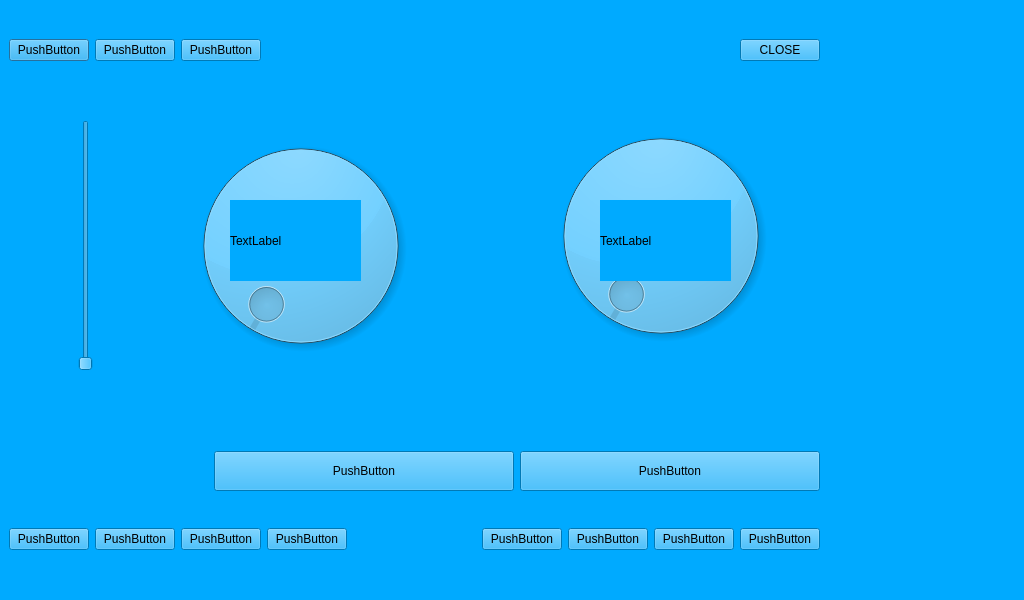
This is lipo1/lipo2.ui in MarianoDel/pyqt5 as Qt 5 draws it before an edit. The edited form follows.
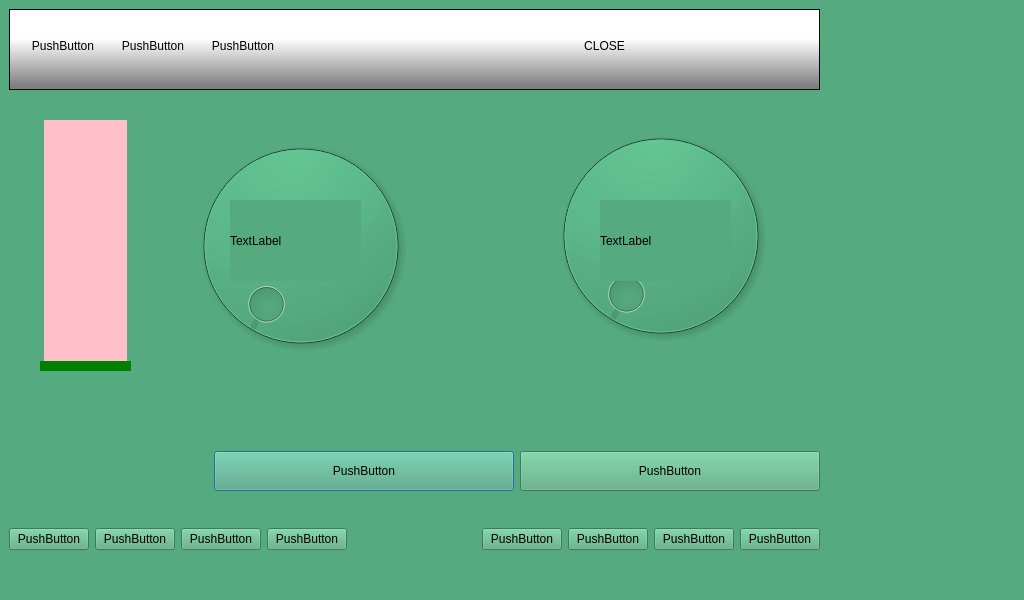
This is the edited form.

Commit message: algo de qslider

What changed in the file:
```diff
--- a/lipo1/lipo2.ui
+++ b/lipo1/lipo2.ui
@@ -14,7 +14,9 @@
    <string>Dialog</string>
   </property>
   <property name="styleSheet">
-   <string notr="true">background-color: rgb(0, 170, 255);</string>
+   <string notr="true">background-color: rgb(85, 170, 127);
+
+</string>
   </property>
   <widget class="QDial" name="dial">
    <property name="geometry">
@@ -39,59 +41,6 @@
     <string>TextLabel</string>
    </property>
   </widget>
-  <widget class="QWidget" name="horizontalLayoutWidget">
-   <property name="geometry">
-    <rect>
-     <x>9</x>
-     <y>10</y>
-     <width>811</width>
-     <height>80</height>
-    </rect>
-   </property>
-   <layout class="QHBoxLayout" name="horizontalLayout">
-    <item>
-     <widget class="QPushButton" name="pushButton_3">
-      <property name="text">
-       <string>PushButton</string>
-      </property>
-     </widget>
-    </item>
-    <item>
-     <widget class="QPushButton" name="pushButton_2">
-      <property name="text">
-       <string>PushButton</string>
-      </property>
-     </widget>
-    </item>
-    <item>
-     <widget class="QPushButton" name="pushButton">
-      <property name="text">
-       <string>PushButton</string>
-      </property>
-     </widget>
-    </item>
-    <item>
-     <spacer name="horizontalSpacer">
-      <property name="orientation">
-       <enum>Qt::Horizontal</enum>
-      </property>
-      <property name="sizeHint" stdset="0">
-       <size>
-        <width>40</width>
-        <height>20</height>
-       </size>
-      </property>
-     </spacer>
-    </item>
-    <item>
-     <widget class="QPushButton" name="closeButton">
-      <property name="text">
-       <string>CLOSE</string>
-      </property>
-     </widget>
-    </item>
-   </layout>
-  </widget>
   <widget class="QSlider" name="verticalSlider">
    <property name="geometry">
     <rect>
@@ -101,9 +50,30 @@
      <height>251</height>
     </rect>
    </property>
+   <property name="styleSheet">
+    <string notr="true">QSlider::groove:vertical {
+background: red;
+position: absolute; /* absolutely position 4px from the left and right of the widget. setting margins on the widget should work too... */
+left: 4px; right: 4px;
+}
+QSlider::handle:vertical {
+height: 10px;
+background: green;
+margin: 0 -4px; /* expand outside the groove */
+}
+QSlider::add-page:vertical {
+background: white;
+}
+QSlider::sub-page:vertical {
+background: pink;
+}</string>
+   </property>
    <property name="orientation">
     <enum>Qt::Vertical</enum>
    </property>
+   <property name="tickPosition">
+    <enum>QSlider::NoTicks</enum>
+   </property>
   </widget>
   <widget class="QDial" name="dial_2">
    <property name="geometry">
@@ -262,6 +232,116 @@
     </item>
    </layout>
   </widget>
+  <widget class="QFrame" name="frame">
+   <property name="geometry">
+    <rect>
+     <x>9</x>
+     <y>9</y>
+     <width>811</width>
+     <height>81</height>
+    </rect>
+   </property>
+   <property name="styleSheet">
+    <string notr="true">QFrame {
+background-color: qlineargradient(spread:pad, x1:1, y1:1, x2:1, y2:0, stop:0.0539216 rgba(128, 128, 128, 255), stop:0.637255 rgba(255, 255, 255, 255));
+}
+
+QPushButton {
+background-color: transparent;
+border: none;
+}
+
+QPushButton:checked, QPushButton:pressed {
+background-color: rgb(170, 170, 255);
+}
+</string>
+   </property>
+   <property name="frameShape">
+    <enum>QFrame::StyledPanel</enum>
+   </property>
+   <property name="frameShadow">
+    <enum>QFrame::Raised</enum>
+   </property>
+   <widget class="QPushButton" name="pushButton">
+    <property name="geometry">
+     <rect>
+      <x>190</x>
+      <y>20</y>
+      <width>88</width>
+      <height>34</height>
+     </rect>
+    </property>
+    <property name="styleSheet">
+     <string notr="true"/>
+    </property>
+    <property name="text">
+     <string>PushButton</string>
+    </property>
+    <property name="checkable">
+     <bool>true</bool>
+    </property>
+    <property name="autoExclusive">
+     <bool>true</bool>
+    </property>
+   </widget>
+   <widget class="QPushButton" name="pushButton_2">
+    <property name="geometry">
+     <rect>
+      <x>100</x>
+      <y>20</y>
+      <width>88</width>
+      <height>34</height>
+     </rect>
+    </property>
+    <property name="text">
+     <string>PushButton</string>
+    </property>
+    <property name="checkable">
+     <bool>true</bool>
+    </property>
+    <property name="autoExclusive">
+     <bool>true</bool>
+    </property>
+   </widget>
+   <widget class="QPushButton" name="pushButton_3">
+    <property name="geometry">
+     <rect>
+      <x>10</x>
+      <y>20</y>
+      <width>88</width>
+      <height>34</height>
+     </rect>
+    </property>
+    <property name="styleSheet">
+     <string notr="true"/>
+    </property>
+    <property name="text">
+     <string>PushButton</string>
+    </property>
+    <property name="checkable">
+     <bool>true</bool>
+    </property>
+    <property name="autoExclusive">
+     <bool>true</bool>
+    </property>
+   </widget>
+   <widget class="QPushButton" name="closeButton">
+    <property name="geometry">
+     <rect>
+      <x>390</x>
+      <y>20</y>
+      <width>411</width>
+      <height>34</height>
+     </rect>
+    </property>
+    <property name="text">
+     <string>CLOSE</string>
+    </property>
+    <property name="checkable">
+     <bool>true</bool>
+    </property>
+   </widget>
+  </widget>
  </widget>
  <resources/>
  <connections/>
```
The commit also changes 2 other files.
